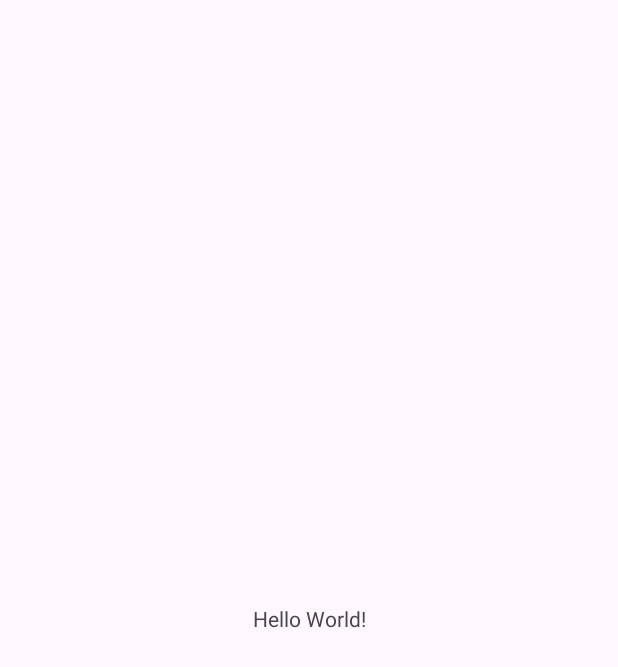
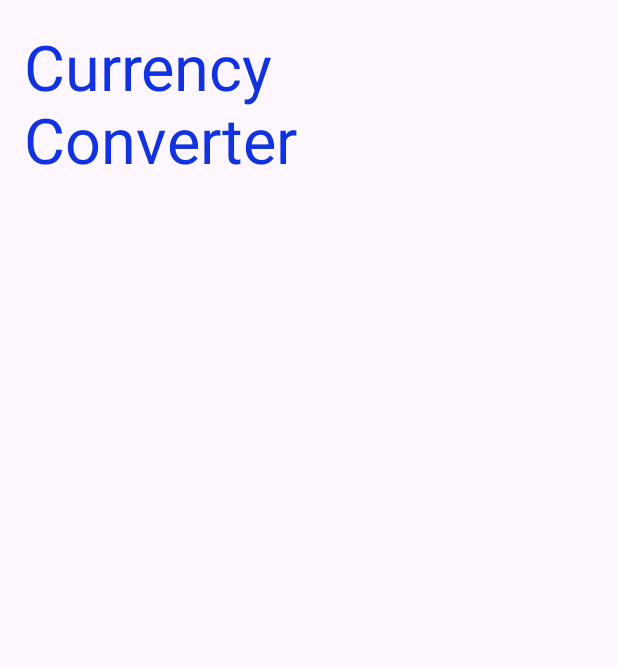
Before and after one commit to mohamedseedk908/Currenty_ConverterApp, an Android app: the screen it shows after launch (MainActivity), on a phone screen of 412 x 824 dp. Before the commit the part shown is almost empty. Shown: the top 667 px of the screen. Run offline under Robolectric (Android 15) with nearby library versions, the phone set to English and light mode, and no system bars.

Commit message:
add name app

```diff
--- a/app/src/main/res/layout/activity_main.xml
+++ b/app/src/main/res/layout/activity_main.xml
@@ -8,12 +8,23 @@
     tools:context=".MainActivity">
 
     <TextView
-        android:layout_width="wrap_content"
+        android:layout_width="0dp"
         android:layout_height="wrap_content"
-        android:text="Hello World!"
-        app:layout_constraintBottom_toBottomOf="parent"
-        app:layout_constraintEnd_toEndOf="parent"
+        android:layout_marginStart="16dp"
+        android:layout_marginTop="16dp"
+        android:text="Currency Converter"
+        android:textColor="@color/purple"
+        android:textSize="42sp"
+        app:layout_constraintEnd_toStartOf="@+id/guideline2"
         app:layout_constraintStart_toStartOf="parent"
         app:layout_constraintTop_toTopOf="parent" />
 
+    <androidx.constraintlayout.widget.Guideline
+        android:id="@+id/guideline2"
+        android:layout_width="wrap_content"
+        android:layout_height="wrap_content"
+        android:orientation="vertical"
+        app:layout_constraintGuide_percent="0.6" />
+
+
 </androidx.constraintlayout.widget.ConstraintLayout>
--- a/app/src/main/res/values/colors.xml
+++ b/app/src/main/res/values/colors.xml
@@ -2,4 +2,5 @@
 <resources>
     <color name="black">#FF000000</color>
     <color name="white">#FFFFFFFF</color>
+    <color name="purple">#1132E1</color>
 </resources>
```
